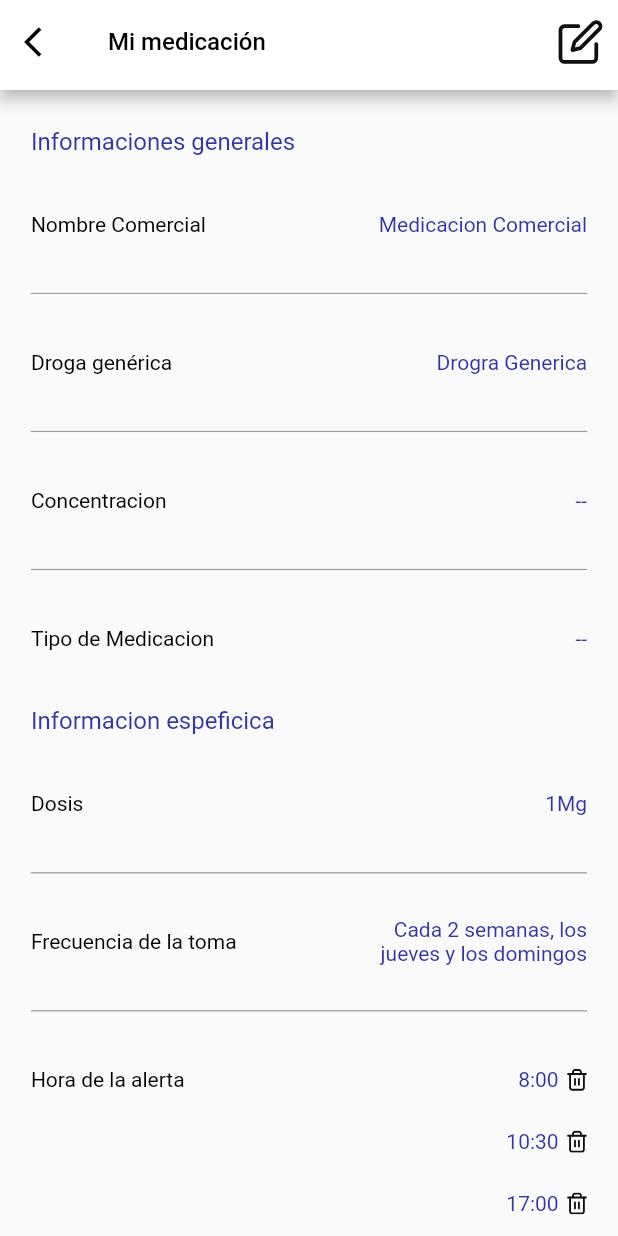
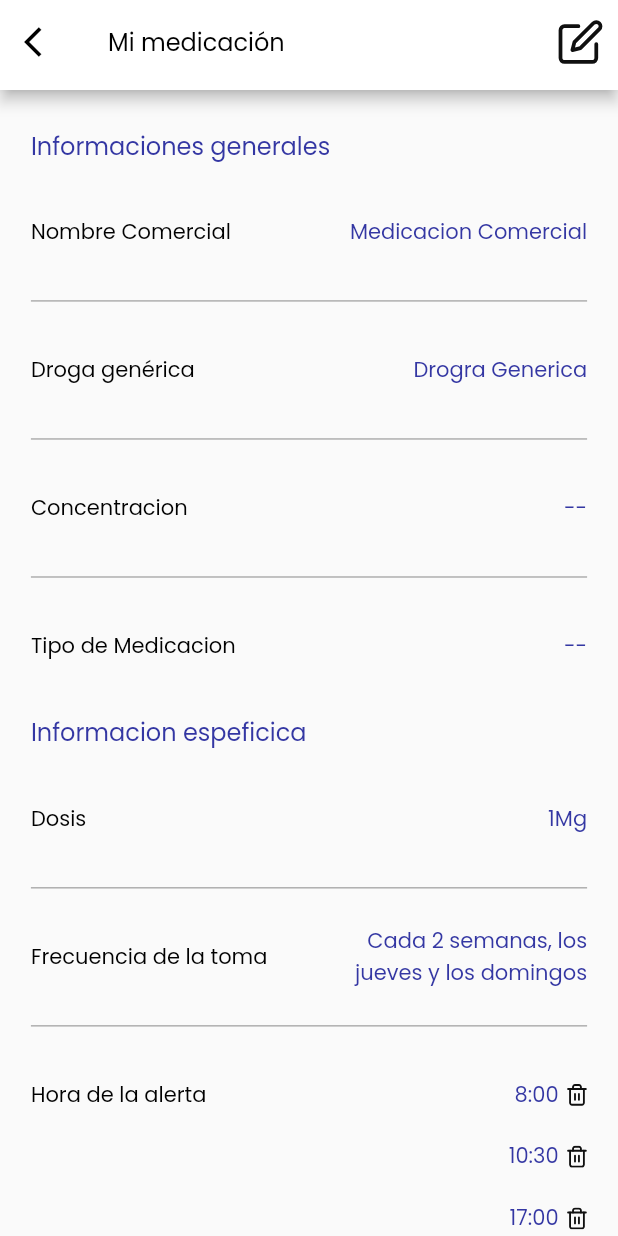
Before and after one commit to pipe0919/prueba_tecnica_mawi_apps, a Flutter app: the screen it shows after launch, on a phone screen of 412 x 824 dp. Run offline on Flutter 3.47's test engine with Material 2 defaults, Android fonts, the phone set to English and light mode, and no system bars; our stand-ins replace flutter_svg.

Commit message:
cambio en la fuente

```diff
--- a/lib/routes/routes.dart
+++ b/lib/routes/routes.dart
@@ -14,6 +14,7 @@ class _RoutesState extends State<Routes> {
     return MaterialApp(
       debugShowCheckedModeBanner: false,
       title: 'Prueba Tecnica',
+      theme: ThemeData(fontFamily: 'Poppins'),
       initialRoute: '/home',
       routes: {
         "/home": (BuildContext context) => HomePage(),
--- a/pubspec.yaml
+++ b/pubspec.yaml
@@ -24,3 +24,7 @@ flutter:
   assets:
     - assets/
   uses-material-design: true
+  fonts:
+  - family: Poppins
+    fonts:
+      - asset: fonts/Poppins-Regular.ttf
```
Also changed, not shown: fonts/Poppins-Black.ttf (deleted), fonts/Poppins-BlackItalic.ttf (deleted), fonts/Poppins-Bold.ttf (deleted), fonts/Poppins-BoldItalic.ttf (deleted), fonts/Poppins-ExtraBold.ttf (deleted), fonts/Poppins-ExtraBoldItalic.ttf (deleted), fonts/Poppins-ExtraLight.ttf (deleted), fonts/Poppins-ExtraLightItalic.ttf (deleted), fonts/Poppins-Italic.ttf (deleted), fonts/Poppins-Light.ttf (deleted), fonts/Poppins-LightItalic.ttf (deleted), fonts/Poppins-Medium.ttf (deleted), fonts/Poppins-MediumItalic.ttf (deleted), fonts/Poppins-SemiBold.ttf (deleted), 3 more files.
